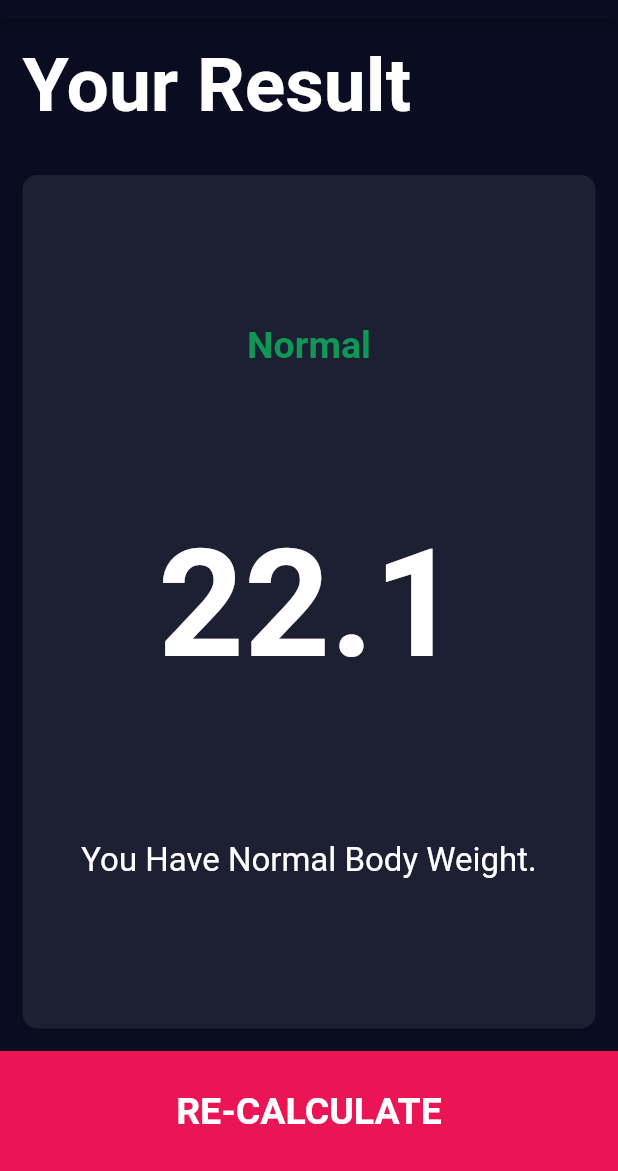
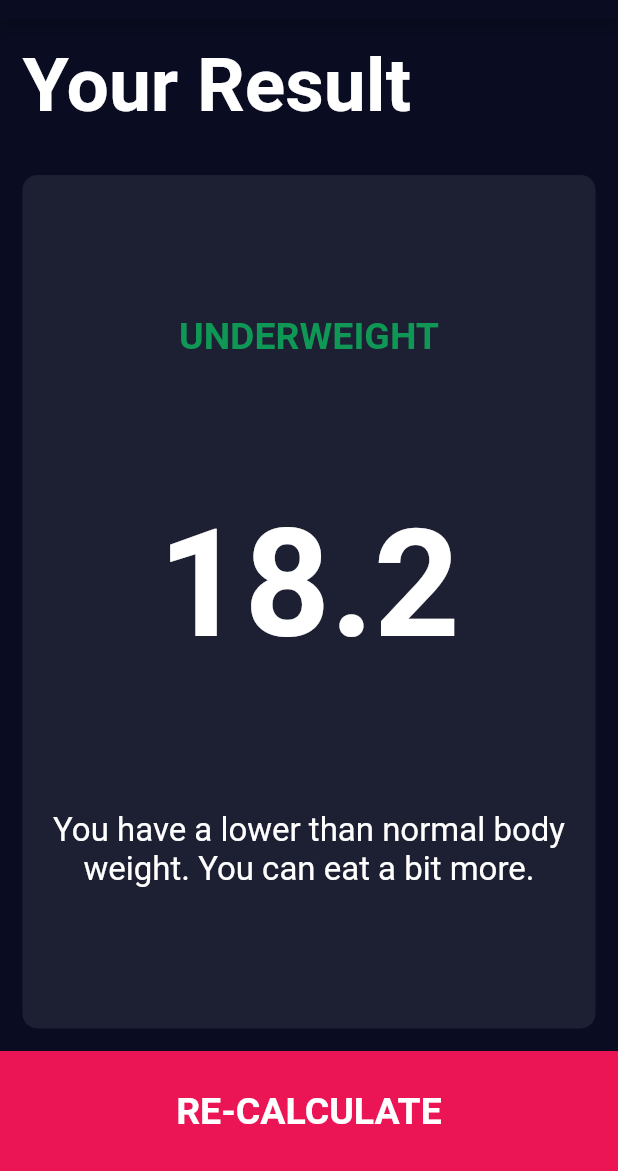
Before and after one commit to FatimaSalah212/BMI_Calculator_App, a Flutter app: the screen it shows after launch, after a tap on "CALCULATE", on a phone screen of 412 x 824 dp, the part 65-1236 px from its top. Run offline on Flutter 3.47's test engine with Material 2 defaults, Android fonts, the phone set to English and light mode, and no system bars; our stand-ins replace font_awesome_flutter; missing offline and left inert: dart:ffi.

Commit message:
Add BMI Functionality and Complete the app

```diff
--- /dev/null
+++ b/lib/calculator_brain.dart
@@ -0,0 +1,35 @@
+import 'dart:math';
+
+class CalculatorBrain {
+  final int heigth;
+  final int weight;
+
+  late double _bmi;
+
+  CalculatorBrain({required this.heigth, required this.weight});
+
+  String calculateBMI() {
+    _bmi = weight / pow(heigth / 100, 2);
+    return _bmi.toStringAsFixed(1);
+  }
+
+  String getResult() {
+    if (_bmi > 25) {
+      return 'overweight';
+    } else if (_bmi > 18.5) {
+      return 'normal';
+    } else {
+      return 'Underweight';
+    }
+  }
+
+  String getInterpretation() {
+    if (_bmi >= 25) {
+      return 'You have a higher than normal body weight. Try to exercise more.';
+    } else if (_bmi >= 18.5) {
+      return 'You have a normal body weight. Good job!';
+    } else {
+      return 'You have a lower than normal body weight. You can eat a bit more.';
+    }
+  }
+}
--- a/lib/screens/input_page.dart
+++ b/lib/screens/input_page.dart
@@ -1,3 +1,4 @@
+import 'package:bmi_calculator/calculator_brain.dart';
 import 'package:bmi_calculator/contants.dart';
 import 'package:bmi_calculator/screens/resulte_page.dart';
 import 'package:flutter/material.dart';
@@ -228,11 +229,17 @@ class _InputPageState extends State<InputPage> {
             BottomButton(
               data: 'CALCULATE',
               onTap: () {
+                CalculatorBrain calculatorBrain =
+                    CalculatorBrain(heigth: height, weight: weight);
                 Navigator.push(
                   context,
                   MaterialPageRoute(
                     builder: (context) {
-                      return const ResultPage();
+                      return ResultPage(
+                        bmiResult: calculatorBrain.calculateBMI(),
+                        resultText: calculatorBrain.getResult(),
+                        interpretation: calculatorBrain.getInterpretation(),
+                      );
                     },
                   ),
                 );
--- a/lib/screens/resulte_page.dart
+++ b/lib/screens/resulte_page.dart
@@ -6,15 +6,21 @@ import '../components/bottom_button.dart';
 import '../components/my_container.dart';
 
 class ResultPage extends StatelessWidget {
-  const ResultPage({super.key});
+  const ResultPage(
+      {super.key,
+      required this.bmiResult,
+      required this.resultText,
+      required this.interpretation});
 
+  final String bmiResult;
+  final String resultText;
+  final String interpretation;
   @override
   Widget build(BuildContext context) {
     return Scaffold(
       appBar: AppBar(
         title: const Text('BMI CALCULATOR'),
         centerTitle: true,
-        // leading: const Icon(FontAwesomeIcons.bars),
       ),
       body: Column(
         mainAxisAlignment: MainAxisAlignment.spaceEvenly,
@@ -37,18 +43,19 @@ class ResultPage extends StatelessWidget {
                 cardWidget: Column(
                   mainAxisAlignment: MainAxisAlignment.spaceEvenly,
                   crossAxisAlignment: CrossAxisAlignment.center,
-                  children: const [
+                  children: [
                     Text(
-                      'Normal',
+                      resultText.toUpperCase(),
                       style: kTitleTextStyle,
                     ),
                     Text(
-                      '22.1',
+                      bmiResult,
                       style: kBMIResultTextStyle,
                     ),
                     Text(
-                      'You Have Normal Body Weight.',
+                      interpretation,
                       style: kBodyTextStyle,
+                      textAlign: TextAlign.center,
                     )
                   ],
                 ),
```
